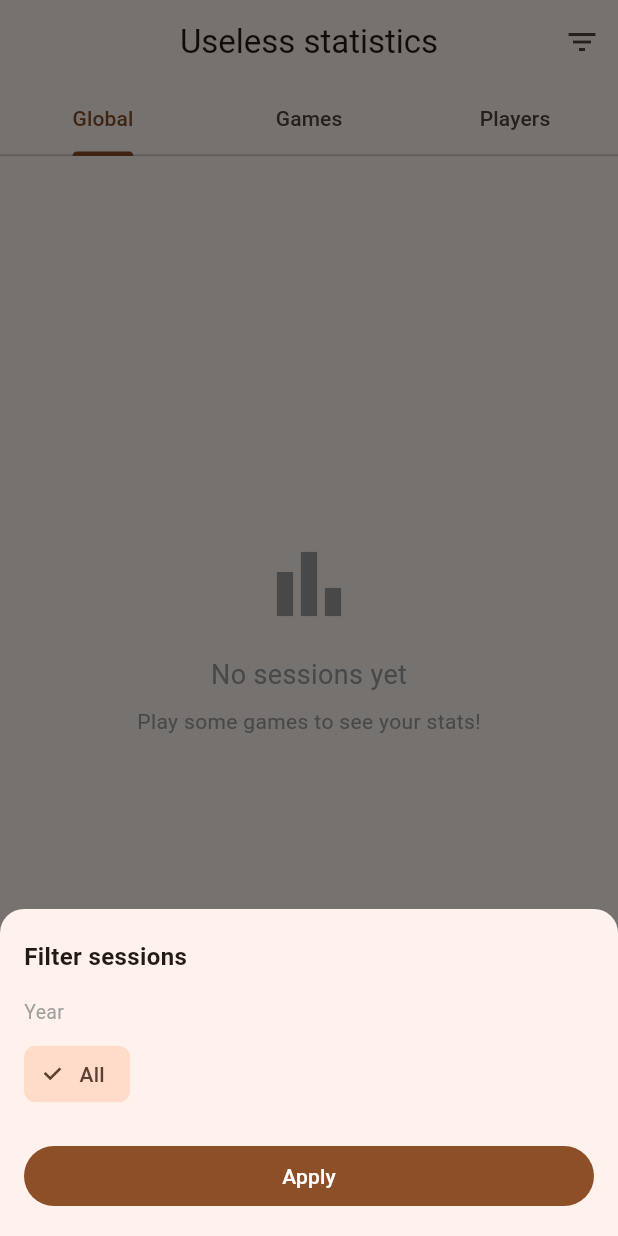
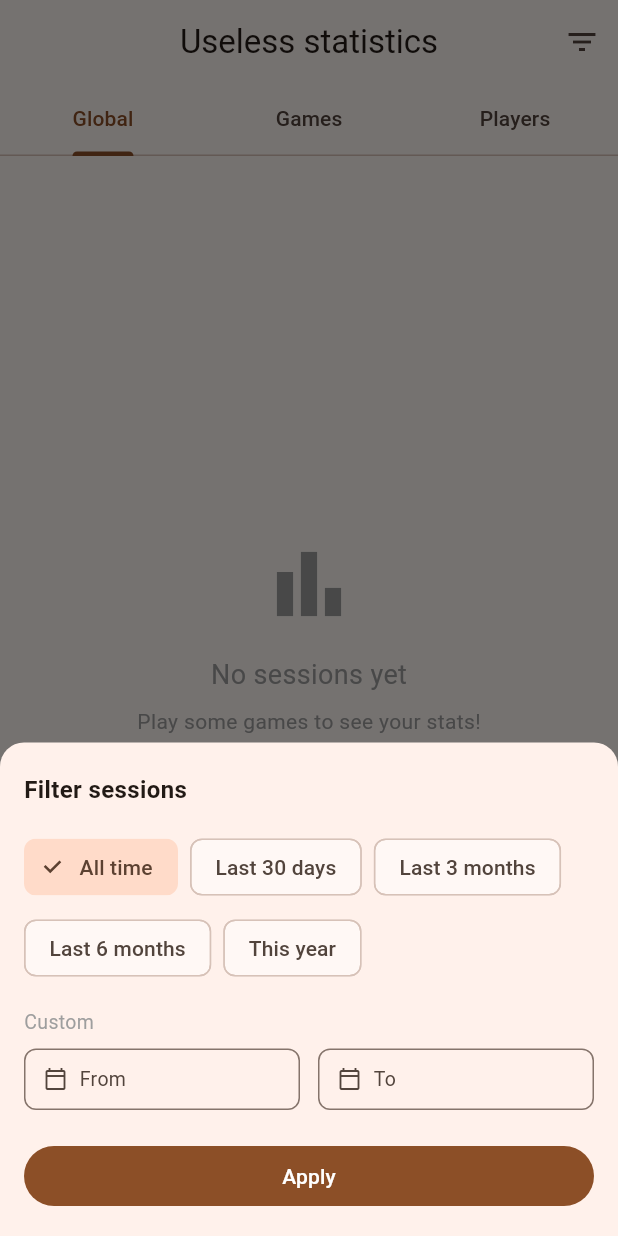
Before and after one commit to Kovali0/BoardGameApp, a Flutter app: the screen it shows after launch, item 4 of the bottom bar chosen, after a tap on the "filter list" icon, on a phone screen of 412 x 824 dp. Run offline on Flutter 3.47's test engine with Material 3 defaults, Android fonts, the light colour scheme and no system bars; our stand-ins replace package_info_plus, share_plus, shared_preferences, sqflite; accounts and stored records are empty.

Commit message:
feat: new filters

```diff
--- a/lib/l10n/strings.dart
+++ b/lib/l10n/strings.dart
@@ -225,6 +225,14 @@ abstract class AppStrings {
   String get statsBestScore;
   String get statsGames;
   String get statsFilterTitle;
+  String get statsPresetAllTime;
+  String get statsPresetLast30;
+  String get statsPresetLast3m;
+  String get statsPresetLast6m;
+  String get statsPresetThisYear;
+  String get statsPresetCustom;
+  String get statsFilterFrom;
+  String get statsFilterTo;
   String get statsHeadToHead;
   String get statsSelectPlayer;
   String get statsViewRivalry;
@@ -595,6 +603,14 @@ class EnStrings extends AppStrings {
   @override String get statsBestScore => 'Best score';
   @override String get statsGames => 'Games';
   @override String get statsFilterTitle => 'Filter sessions';
+  @override String get statsPresetAllTime => 'All time';
+  @override String get statsPresetLast30 => 'Last 30 days';
+  @override String get statsPresetLast3m => 'Last 3 months';
+  @override String get statsPresetLast6m => 'Last 6 months';
+  @override String get statsPresetThisYear => 'This year';
+  @override String get statsPresetCustom => 'Custom';
+  @override String get statsFilterFrom => 'From';
+  @override String get statsFilterTo => 'To';
   @override String get statsHeadToHead => 'Head-to-head';
   @override String get statsSelectPlayer => 'Select player...';
   @override String get statsViewRivalry => 'Compare';
@@ -957,6 +973,14 @@ class PlStrings extends AppStrings {
   @override String get statsBestScore => 'Najlepszy wynik';
   @override String get statsGames => 'Gry';
   @override String get statsFilterTitle => 'Filtruj sesje';
+  @override String get statsPresetAllTime => 'Cały czas';
+  @override String get statsPresetLast30 => 'Ostatnie 30 dni';
+  @override String get statsPresetLast3m => 'Ostatnie 3 miesiące';
+  @override String get statsPresetLast6m => 'Ostatnie 6 miesięcy';
+  @override String get statsPresetThisYear => 'Ten rok';
+  @override String get statsPresetCustom => 'Niestandardowy';
+  @override String get statsFilterFrom => 'Od';
+  @override String get statsFilterTo => 'Do';
   @override String get statsHeadToHead => 'Twarzą w twarz';
   @override String get statsSelectPlayer => 'Wybierz gracza...';
   @override String get statsViewRivalry => 'Porównaj';
--- a/lib/screens/statistics/statistics_screen.dart
+++ b/lib/screens/statistics/statistics_screen.dart
@@ -4,28 +4,44 @@ import '../../models/game_session.dart';
 import '../../providers/game_provider.dart';
 import '../../providers/language_provider.dart';
 import '../../providers/session_provider.dart';
+import '../../providers/settings_provider.dart';
 import 'tabs/global_stats_tab.dart';
 import 'tabs/games_stats_tab.dart';
 import 'tabs/players_stats_tab.dart';
 
-// ─── Filter helpers ────────────────────────────────────────────────────────────
+// ─── Date range preset ────────────────────────────────────────────────────────
 
-List<int> _years(List<GameSession> s) =>
-    s.map((x) => x.startTime.year).toSet().toList()..sort((a, b) => b.compareTo(a));
+enum _DatePreset { allTime, last30, last3m, last6m, thisYear, custom }
 
-List<int> _months(List<GameSession> s, int year) =>
-    s.where((x) => x.startTime.year == year)
-     .map((x) => x.startTime.month).toSet().toList()
-     ..sort((a, b) => b.compareTo(a));
-
-List<GameSession> _applyFilter(List<GameSession> all, int? year, int? month) {
-  if (year == null) return all;
-  final byYear = all.where((s) => s.startTime.year == year);
-  if (month == null) return byYear.toList();
-  return byYear.where((s) => s.startTime.month == month).toList();
+({DateTime? from, DateTime? to}) _presetDates(_DatePreset preset) {
+  final now = DateTime.now();
+  return switch (preset) {
+    _DatePreset.allTime => (from: null, to: null),
+    _DatePreset.last30 =>
+      (from: DateTime(now.year, now.month, now.day - 30), to: null),
+    _DatePreset.last3m =>
+      (from: DateTime(now.year, now.month - 3, now.day), to: null),
+    _DatePreset.last6m =>
+      (from: DateTime(now.year, now.month - 6, now.day), to: null),
+    _DatePreset.thisYear => (from: DateTime(now.year, 1, 1), to: null),
+    _DatePreset.custom => (from: null, to: null),
+  };
 }
 
-const _kMonths = ['','Jan','Feb','Mar','Apr','May','Jun','Jul','Aug','Sep','Oct','Nov','Dec'];
+// ─── Filter helper ────────────────────────────────────────────────────────────
+
+List<GameSession> _applyFilter(
+    List<GameSession> all, DateTime? from, DateTime? to) {
+  var list = all;
+  if (from != null) {
+    list = list.where((s) => !s.startTime.isBefore(from)).toList();
+  }
+  if (to != null) {
+    final toEnd = DateTime(to.year, to.month, to.day, 23, 59, 59);
+    list = list.where((s) => !s.startTime.isAfter(toEnd)).toList();
+  }
+  return list;
+}
 
 // ─── Screen ───────────────────────────────────────────────────────────────────
 
@@ -39,8 +55,9 @@ class StatisticsScreen extends StatefulWidget {
 class _StatisticsScreenState extends State<StatisticsScreen>
     with SingleTickerProviderStateMixin {
   late final TabController _tabController;
-  int? _selectedYear;
-  int? _selectedMonth;
+  _DatePreset _preset = _DatePreset.allTime;
+  DateTime? _fromDate;
+  DateTime? _toDate;
 
   @override
   void initState() {
@@ -54,7 +71,24 @@ class _StatisticsScreenState extends State<StatisticsScreen>
     super.dispose();
   }
 
-  void _showFilterSheet(BuildContext context, List<GameSession> allSessions) {
+  bool get _filterActive => _preset != _DatePreset.allTime;
+
+  String _activeLabel(dynamic s) {
+    final settings = context.read<SettingsProvider>();
+    return switch (_preset) {
+      _DatePreset.allTime => '',
+      _DatePreset.last30 => s.statsPresetLast30,
+      _DatePreset.last3m => s.statsPresetLast3m,
+      _DatePreset.last6m => s.statsPresetLast6m,
+      _DatePreset.thisYear => s.statsPresetThisYear,
+      _DatePreset.custom => [
+          if (_fromDate != null) settings.formatDate(_fromDate!),
+          if (_toDate != null) settings.formatDate(_toDate!),
+        ].join(' – '),
+    };
+  }
+
+  void _showFilterSheet(BuildContext context) {
     showModalBottomSheet(
       context: context,
       isScrollControlled: true,
@@ -62,12 +96,13 @@ class _StatisticsScreenState extends State<StatisticsScreen>
         borderRadius: BorderRadius.vertical(top: Radius.circular(16)),
       ),
       builder: (_) => _FilterSheet(
-        allSessions: allSessions,
-        initialYear: _selectedYear,
-        initialMonth: _selectedMonth,
-        onApply: (year, month) => setState(() {
-          _selectedYear = year;
-          _selectedMonth = month;
+        initialPreset: _preset,
+        initialFrom: _fromDate,
+        initialTo: _toDate,
+        onApply: (preset, from, to) => setState(() {
+          _preset = preset;
+          _fromDate = from;
+          _toDate = to;
         }),
       ),
     );
@@ -78,8 +113,12 @@ class _StatisticsScreenState extends State<StatisticsScreen>
     final s = context.watch<LanguageProvider>().strings;
     final sessions = context.watch<SessionProvider>().sessions;
     final allGames = context.watch<GameProvider>().games;
-    final filteredSessions = _applyFilter(sessions, _selectedYear, _selectedMonth);
-    final filterActive = _selectedYear != null;
+
+    final dates = _preset == _DatePreset.custom
+        ? (from: _fromDate, to: _toDate)
+        : _presetDates(_preset);
+    final filteredSessions =
+        _applyFilter(sessions, dates.from, dates.to);
 
     return Scaffold(
       appBar: AppBar(
@@ -90,9 +129,9 @@ class _StatisticsScreenState extends State<StatisticsScreen>
             children: [
               IconButton(
                 icon: const Icon(Icons.filter_list),
-                onPressed: () => _showFilterSheet(context, sessions),
+                onPressed: () => _showFilterSheet(context),
               ),
-              if (filterActive)
+              if (_filterActive)
                 Positioned(
                   right: 8,
                   top: 8,
@@ -108,13 +147,39 @@ class _StatisticsScreenState extends State<StatisticsScreen>
             ],
           ),
         ],
-        bottom: TabBar(
+        bottom: PreferredSize(
+          preferredSize:
+              Size.fromHeight(_filterActive ? 96 : 48),
+          child: Column(
+            mainAxisSize: MainAxisSize.min,
+            children: [
+              TabBar(
                 controller: _tabController,
                 tabs: [
                   Tab(text: s.statsGlobal),
                   Tab(text: s.statsGamesTab),
                   Tab(text: s.statsPlayersTab),
                 ],
+              ),
+              if (_filterActive)
+                Padding(
+                  padding:
+                      const EdgeInsets.only(bottom: 8),
+                  child: InputChip(
+                    avatar: const Icon(Icons.date_range, size: 16),
+                    label: Text(
+                      _activeLabel(s),
+                      style: const TextStyle(fontSize: 12),
+                    ),
+                    onDeleted: () => setState(() {
+                      _preset = _DatePreset.allTime;
+                      _fromDate = null;
+                      _toDate = null;
+                    }),
+                  ),
+                ),
+            ],
+          ),
         ),
       ),
       body: TabBarView(
@@ -125,22 +190,23 @@ class _StatisticsScreenState extends State<StatisticsScreen>
                   child: Column(
                     mainAxisSize: MainAxisSize.min,
                     children: [
-                      const Icon(Icons.bar_chart, size: 64, color: Colors.grey),
+                      const Icon(Icons.bar_chart,
+                          size: 64, color: Colors.grey),
                       const SizedBox(height: 16),
-                      Text(
-                        s.statsNoSessions,
-                        style: const TextStyle(fontSize: 18, color: Colors.grey),
-                      ),
+                      Text(s.statsNoSessions,
+                          style: const TextStyle(
+                              fontSize: 18, color: Colors.grey)),
                       const SizedBox(height: 8),
-                      Text(
-                        s.statsPlayGames,
-                        style: const TextStyle(color: Colors.grey),
-                      ),
+                      Text(s.statsPlayGames,
+                          style:
+                              const TextStyle(color: Colors.grey)),
                     ],
                   ),
                 )
-              : GlobalStatsTab(sessions: filteredSessions, allGames: allGames),
-          GamesStatsTab(sessions: filteredSessions, allGames: allGames),
+              : GlobalStatsTab(
+                  sessions: filteredSessions, allGames: allGames),
+          GamesStatsTab(
+              sessions: filteredSessions, allGames: allGames),
           PlayersStatsTab(sessions: filteredSessions),
         ],
       ),
@@ -151,15 +217,15 @@ class _StatisticsScreenState extends State<StatisticsScreen>
 // ─── Filter sheet ─────────────────────────────────────────────────────────────
 
 class _FilterSheet extends StatefulWidget {
-  final List<GameSession> allSessions;
-  final int? initialYear;
-  final int? initialMonth;
-  final void Function(int? year, int? month) onApply;
+  final _DatePreset initialPreset;
+  final DateTime? initialFrom;
+  final DateTime? initialTo;
+  final void Function(_DatePreset preset, DateTime? from, DateTime? to) onApply;
 
   const _FilterSheet({
-    required this.allSessions,
-    required this.initialYear,
-    required this.initialMonth,
+    required this.initialPreset,
+    required this.initialFrom,
+    required this.initialTo,
     required this.onApply,
   });
 
@@ -168,78 +234,137 @@ class _FilterSheet extends StatefulWidget {
 }
 
 class _FilterSheetState extends State<_FilterSheet> {
-  int? _year;
-  int? _month;
+  late _DatePreset _preset;
+  DateTime? _from;
+  DateTime? _to;
 
   @override
   void initState() {
     super.initState();
-    _year = widget.initialYear;
-    _month = widget.initialMonth;
+    _preset = widget.initialPreset;
+    _from = widget.initialFrom;
+    _to = widget.initialTo;
+  }
+
+  void _selectPreset(_DatePreset p) {
+    setState(() {
+      _preset = p;
+      if (p != _DatePreset.custom) {
+        _from = null;
+        _to = null;
+      }
+    });
+  }
+
+  Future<void> _pickDate(bool isFrom) async {
+    final now = DateTime.now();
+    final initial = isFrom
+        ? (_from ?? now.subtract(const Duration(days: 90)))
+        : (_to ?? now);
+    final picked = await showDatePicker(
+      context: context,
+      initialDate: initial,
+      firstDate: DateTime(2000),
+      lastDate: now,
+    );
+    if (picked == null) return;
+    setState(() {
+      if (isFrom) {
+        _from = picked;
+      } else {
+        _to = picked;
+      }
+      _preset = _DatePreset.custom;
+    });
   }
 
   @override
   Widget build(BuildContext context) {
     final s = context.watch<LanguageProvider>().strings;
-    final years = _years(widget.allSessions);
-    final months = _year == null ? <int>[] : _months(widget.allSessions, _year!);
+    final settings = context.watch<SettingsProvider>();
+    final theme = Theme.of(context);
+
+    final presets = [
+      (_DatePreset.allTime, s.statsPresetAllTime),
+      (_DatePreset.last30, s.statsPresetLast30),
+      (_DatePreset.last3m, s.statsPresetLast3m),
+      (_DatePreset.last6m, s.statsPresetLast6m),
+      (_DatePreset.thisYear, s.statsPresetThisYear),
+    ];
 
     return Padding(
-      padding: EdgeInsets.fromLTRB(16, 20, 16, 16 + MediaQuery.of(context).viewInsets.bottom + MediaQuery.of(context).padding.bottom),
+      padding: EdgeInsets.fromLTRB(
+          16, 20, 16,
+          16 +
+              MediaQuery.of(context).viewInsets.bottom +
+              MediaQuery.of(context).padding.bottom),
       child: Column(
         mainAxisSize: MainAxisSize.min,
         crossAxisAlignment: CrossAxisAlignment.start,
         children: [
           Text(s.statsFilterTitle,
-              style: const TextStyle(fontSize: 16, fontWeight: FontWeight.bold)),
+              style: const TextStyle(
+                  fontSize: 16, fontWeight: FontWeight.bold)),
           const SizedBox(height: 16),
-          Text(s.filterYear, style: const TextStyle(color: Colors.grey, fontSize: 13)),
-          const SizedBox(height: 8),
+
+          // ── Preset chips ──
           Wrap(
             spacing: 8,
-            runSpacing: 4,
+            runSpacing: 6,
             children: [
+              for (final (p, label) in presets)
                 FilterChip(
-                label: Text(s.filterAll),
-                selected: _year == null,
-                onSelected: (_) => setState(() { _year = null; _month = null; }),
-              ),
-              for (final y in years)
-                FilterChip(
-                  label: Text('$y'),
-                  selected: _year == y,
-                  onSelected: (_) => setState(() { _year = y; _month = null; }),
+                  label: Text(label),
+                  selected: _preset == p,
+                  onSelected: (_) => _selectPreset(p),
                 ),
             ],
           ),
-          if (_year != null) ...[
-            const SizedBox(height: 12),
-            Text(s.filterMonth, style: const TextStyle(color: Colors.grey, fontSize: 13)),
+          const SizedBox(height: 16),
+
+          // ── Custom date pickers ──
+          Text(s.statsPresetCustom,
+              style:
+                  const TextStyle(color: Colors.grey, fontSize: 13)),
           const SizedBox(height: 8),
-            Wrap(
-              spacing: 8,
-              runSpacing: 4,
+          Row(
             children: [
-                FilterChip(
-                  label: Text(s.filterAll),
-                  selected: _month == null,
-                  onSelected: (_) => setState(() => _month = null),
+              Expanded(
+                child: _DatePickerField(
+                  label: s.statsFilterFrom,
+                  date: _from,
+                  onTap: () => _pickDate(true),
+                  isSelected: _preset == _DatePreset.custom && _from != null,
+                  settings: settings,
+                  theme: theme,
                 ),
-                for (final m in months)
-                  FilterChip(
-                    label: Text(_kMonths[m]),
-                    selected: _month == m,
-                    onSelected: (_) => setState(() => _month = m),
+              ),
+              const SizedBox(width: 12),
+              Expanded(
+                child: _DatePickerField(
+                  label: s.statsFilterTo,
+                  date: _to,
+                  onTap: () => _pickDate(false),
+                  isSelected: _preset == _DatePreset.custom && _to != null,
+                  settings: settings,
+                  theme: theme,
+                ),
               ),
             ],
           ),
-          ],
           const SizedBox(height: 20),
+
           SizedBox(
             width: double.infinity,
             child: FilledButton(
               onPressed: () {
-                widget.onApply(_year, _month);
+                final from = _preset == _DatePreset.custom
+                    ? _from
+                    : _presetDates(_preset).from;
+                final to = _preset == _DatePreset.custom
+                    ? _to
+                    : _presetDates(_preset).to;
+                widget.onApply(_preset, from, to);
                 Navigator.pop(context);
               },
               child: Text(s.apply),
@@ -250,3 +375,64 @@ class _FilterSheetState extends State<_FilterSheet> {
     );
   }
 }
+
+class _DatePickerField extends StatelessWidget {
+  final String label;
+  final DateTime? date;
+  final VoidCallback onTap;
+  final bool isSelected;
+  final SettingsProvider settings;
+  final ThemeData theme;
+
+  const _DatePickerField({
+    required this.label,
+    required this.date,
+    required this.onTap,
+    required this.isSelected,
+    required this.settings,
+    required this.theme,
+  });
+
+  @override
+  Widget build(BuildContext context) {
+    return InkWell(
+      onTap: onTap,
+      borderRadius: BorderRadius.circular(8),
+      child: Container(
+        padding:
+            const EdgeInsets.symmetric(horizontal: 12, vertical: 10),
+        decoration: BoxDecoration(
+          border: Border.all(
+            color: isSelected
+                ? theme.colorScheme.primary
+                : theme.colorScheme.outline,
+            width: isSelected ? 2 : 1,
+          ),
+          borderRadius: BorderRadius.circular(8),
+        ),
+        child: Row(
+          children: [
+            Icon(Icons.calendar_today_outlined,
+                size: 16,
+                color: isSelected
+                    ? theme.colorScheme.primary
+                    : theme.colorScheme.onSurfaceVariant),
+            const SizedBox(width: 8),
+            Expanded(
+              child: Text(
+                date != null ? settings.formatDate(date!) : label,
+                style: TextStyle(
+                  fontSize: 13,
+                  color: date != null
+                      ? theme.colorScheme.onSurface
+                      : theme.colorScheme.onSurfaceVariant,
+                ),
+                overflow: TextOverflow.ellipsis,
+              ),
+            ),
+          ],
+        ),
+      ),
+    );
+  }
+}
```
Lines whose indentation alone changed are shown as unchanged.
